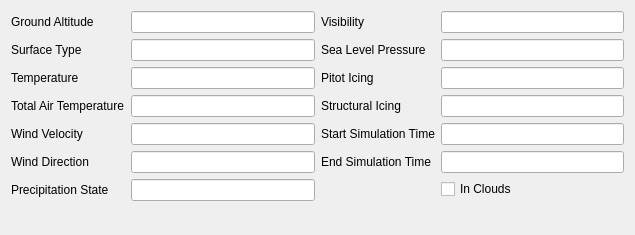
The window that src/UserInterface/src/Widget/FlightConditionWidget.ui (till213/SkyDolly) describes before a commit, drawn with Qt 5.
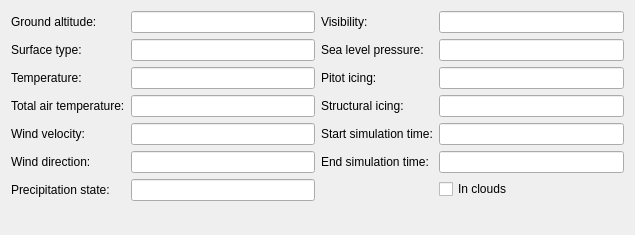
The same window after the commit.

Patch:
```diff
--- a/src/UserInterface/src/Widget/FlightConditionWidget.ui
+++ b/src/UserInterface/src/Widget/FlightConditionWidget.ui
@@ -19,7 +19,7 @@
      <item row="0" column="0">
       <widget class="QLabel" name="label_14">
        <property name="text">
-        <string>Ground Altitude</string>
+        <string>Ground altitude:</string>
        </property>
       </widget>
      </item>
@@ -39,7 +39,7 @@
      <item row="1" column="0">
       <widget class="QLabel" name="label_9">
        <property name="text">
-        <string>Surface Type</string>
+        <string>Surface type:</string>
        </property>
       </widget>
      </item>
@@ -62,7 +62,7 @@
      <item row="2" column="0">
       <widget class="QLabel" name="label_15">
        <property name="text">
-        <string>Temperature</string>
+        <string>Temperature:</string>
        </property>
       </widget>
      </item>
@@ -82,7 +82,7 @@
      <item row="3" column="0">
       <widget class="QLabel" name="label_16">
        <property name="text">
-        <string>Total Air Temperature</string>
+        <string>Total air temperature:</string>
        </property>
       </widget>
      </item>
@@ -102,7 +102,7 @@
      <item row="4" column="0">
       <widget class="QLabel" name="label_17">
        <property name="text">
-        <string>Wind Velocity</string>
+        <string>Wind velocity:</string>
        </property>
       </widget>
      </item>
@@ -122,7 +122,7 @@
      <item row="5" column="0">
       <widget class="QLabel" name="label_18">
        <property name="text">
-        <string>Wind Direction</string>
+        <string>Wind direction:</string>
        </property>
       </widget>
      </item>
@@ -142,7 +142,7 @@
      <item row="6" column="0">
       <widget class="QLabel" name="label_19">
        <property name="text">
-        <string>Precipitation State</string>
+        <string>Precipitation state:</string>
        </property>
       </widget>
      </item>
@@ -175,7 +175,7 @@
         <enum>Qt::NoFocus</enum>
        </property>
        <property name="text">
-        <string>In Clouds</string>
+        <string>In clouds</string>
        </property>
        <property name="checkable">
         <bool>true</bool>
@@ -201,7 +201,7 @@
      <item row="1" column="0">
       <widget class="QLabel" name="label_22">
        <property name="text">
-        <string>Sea Level Pressure</string>
+        <string>Sea level pressure:</string>
        </property>
       </widget>
      </item>
@@ -221,7 +221,7 @@
      <item row="2" column="0">
       <widget class="QLabel" name="label_23">
        <property name="text">
-        <string>Pitot Icing</string>
+        <string>Pitot icing:</string>
        </property>
       </widget>
      </item>
@@ -241,7 +241,7 @@
      <item row="3" column="0">
       <widget class="QLabel" name="label_25">
        <property name="text">
-        <string>Structural Icing</string>
+        <string>Structural icing:</string>
        </property>
       </widget>
      </item>
@@ -261,14 +261,14 @@
      <item row="4" column="0">
       <widget class="QLabel" name="label">
        <property name="text">
-        <string>Start Simulation Time</string>
+        <string>Start simulation time:</string>
        </property>
       </widget>
      </item>
      <item row="5" column="0">
       <widget class="QLabel" name="label_2">
        <property name="text">
-        <string>End Simulation Time</string>
+        <string>End simulation time:</string>
        </property>
       </widget>
      </item>
@@ -301,7 +301,7 @@
      <item row="0" column="0">
       <widget class="QLabel" name="label_21">
        <property name="text">
-        <string>Visibility</string>
+        <string>Visibility:</string>
        </property>
       </widget>
      </item>
```
